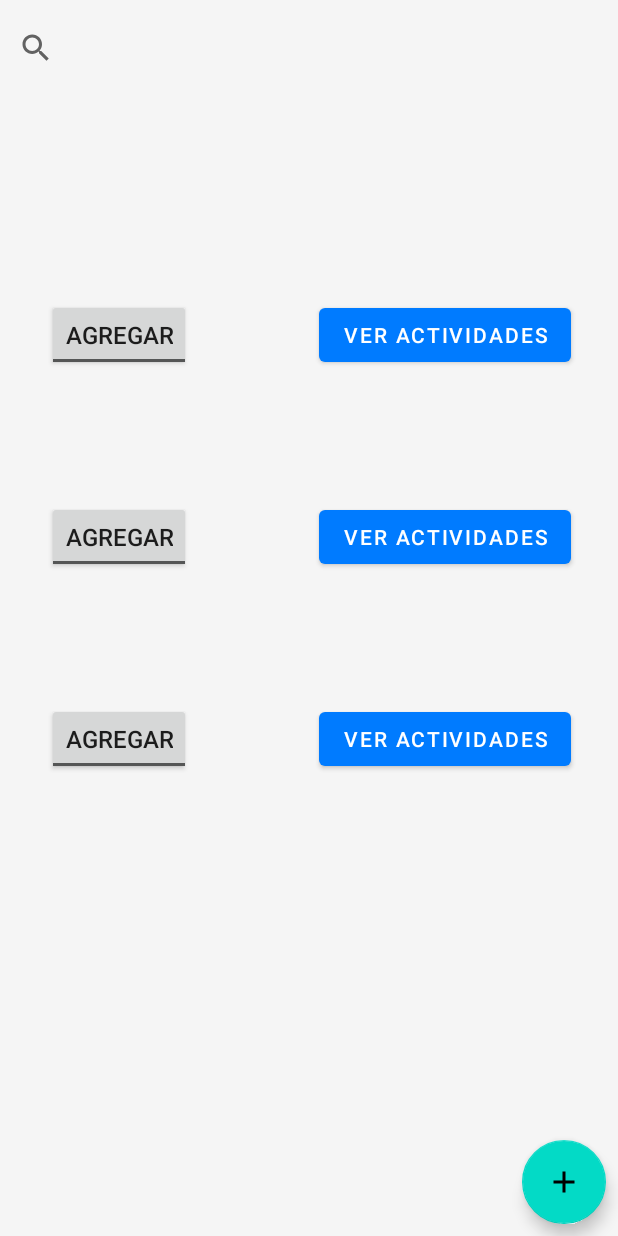
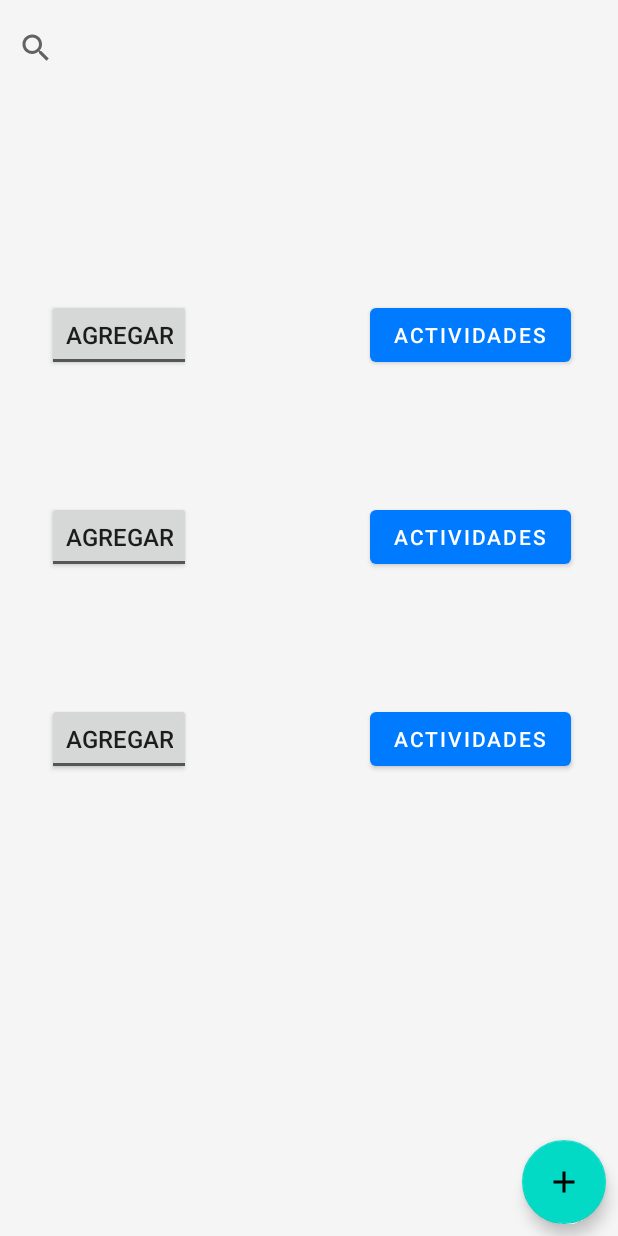
Before and after one commit to UTN-FRBA-Mobile/iTrip, an Android app: the layout fragment_destination_list.xml on its own in the app's theme, with its tools: preview values and no code run, on a phone screen of 412 x 824 dp. Run offline under Robolectric (Android 15) with nearby library versions, the light colour scheme and no system bars; network calls fail.

Commit message:
Fixing UI

```diff
--- a/app/src/main/res/layout/destination_item.xml
+++ b/app/src/main/res/layout/destination_item.xml
@@ -38,7 +38,7 @@
             android:layout_width="wrap_content"
             android:layout_height="wrap_content"
             android:layout_marginEnd="15dp"
-            android:text="Ver Actividades"
+            android:text="Actividades"
             app:layout_constraintBottom_toBottomOf="parent"
             app:layout_constraintEnd_toEndOf="parent"
             app:layout_constraintTop_toBottomOf="@+id/destination_name_textView" />
--- a/app/src/main/res/layout/fragment_destination_list.xml
+++ b/app/src/main/res/layout/fragment_destination_list.xml
@@ -49,9 +49,8 @@
             android:layout_marginStart="16dp"
             android:layout_marginTop="32dp"
             android:layout_marginEnd="16dp"
-            android:layout_marginBottom="32dp"
             android:scrollbars="vertical"
-            app:layout_constraintBottom_toTopOf="@+id/add_destinations"
+            app:layout_constraintBottom_toBottomOf="parent"
             app:layout_constraintEnd_toEndOf="parent"
             app:layout_constraintStart_toStartOf="parent"
             app:layout_constraintTop_toBottomOf="@+id/textView"
```
